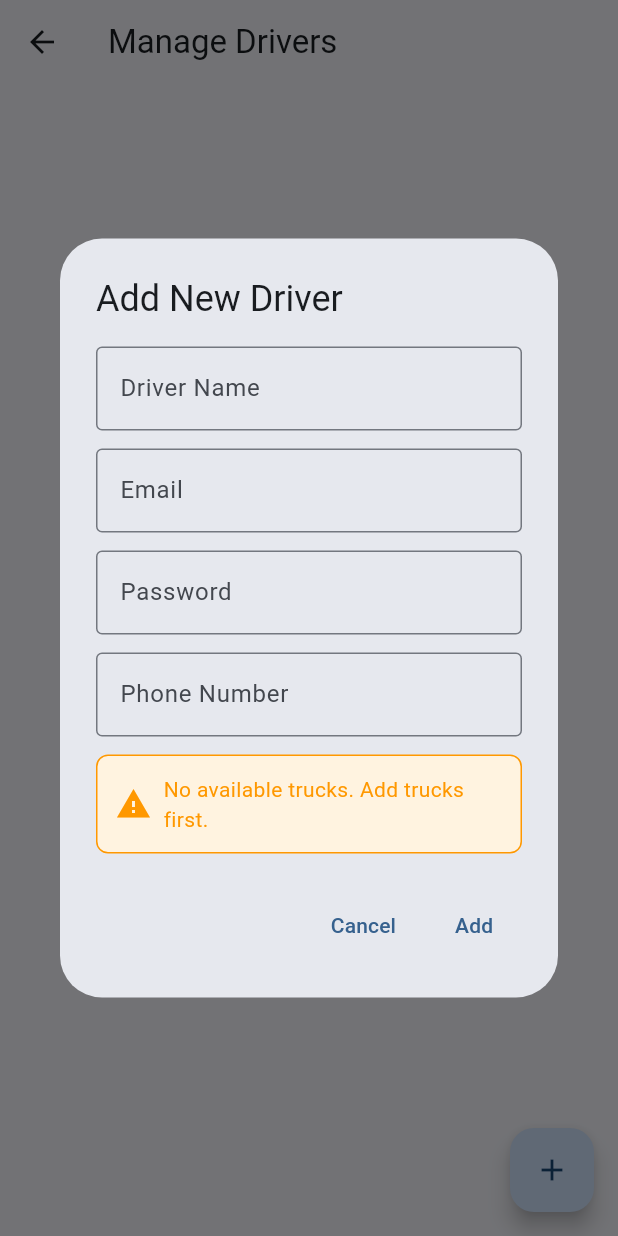
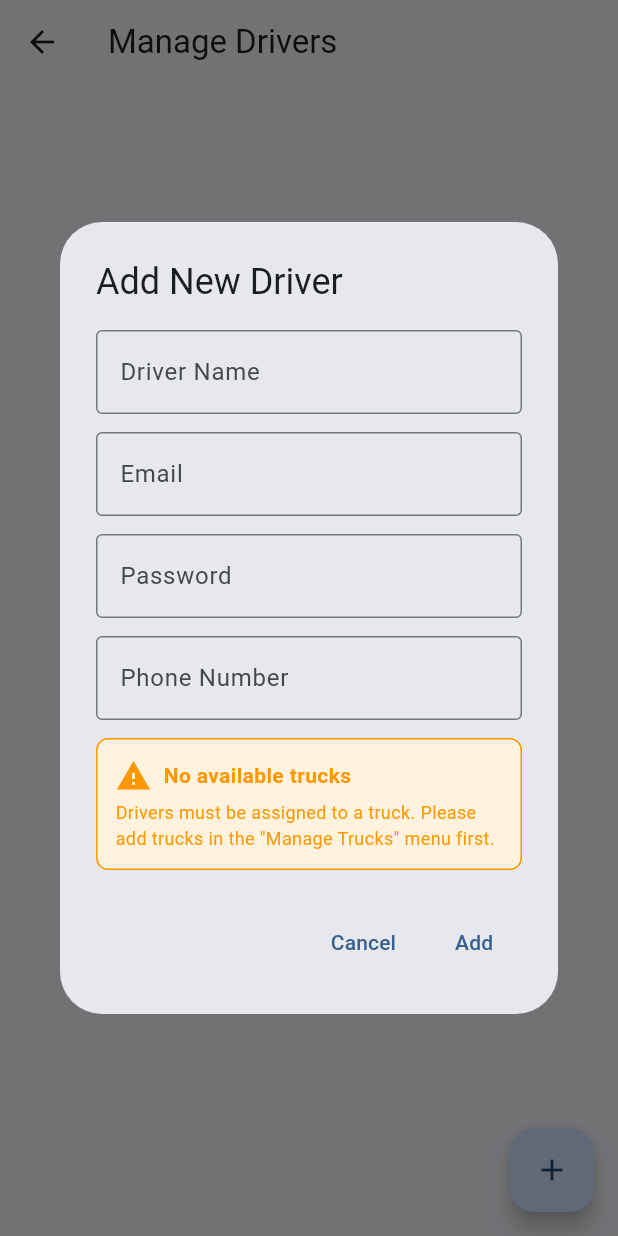
Before and after one commit to dukens11-create/gud, a Flutter app: the ManageDriversScreen screen opened by its route, after a tap on the "add" icon, on a phone screen of 412 x 824 dp. Run offline on Flutter 3.47's test engine with Material 3 defaults, Android fonts, the phone set to English and light mode, and no system bars; our stand-ins replace cloud_firestore, csv, firebase_analytics, firebase_auth, firebase_core, firebase_crashlytics and 13 more; missing offline and left inert: firebase_app_check; accounts and stored records are empty.

Commit message:
Address code review feedback: improve query efficiency, extract constants, and clarify error messages
Co-authored-by: dukens11-create <249652828+dukens11-create@users.noreply.github.com>

```diff
--- a/lib/screens/admin/maintenance_tracking_screen.dart
+++ b/lib/screens/admin/maintenance_tracking_screen.dart
@@ -553,7 +553,7 @@ class _MaintenanceTrackingScreenState extends State<MaintenanceTrackingScreen>
         }
 
         await _service.addMaintenanceRecord(
-          driverId: truck.assignedDriverId ?? '', // Driver ID from truck assignment
+          driverId: truck.assignedDriverId ?? '', // Driver ID from truck assignment, empty if unassigned
           truckNumber: truck.truckNumber,
           maintenanceType: result['type'],
           serviceDate: result['serviceDate'],
--- a/lib/screens/admin/manage_drivers_screen.dart
+++ b/lib/screens/admin/manage_drivers_screen.dart
@@ -95,14 +95,30 @@ class _ManageDriversScreenState extends State<ManageDriversScreen> {
                           borderRadius: BorderRadius.circular(8),
                           border: Border.all(color: Colors.orange),
                         ),
-                        child: const Row(
+                        child: const Column(
+                          mainAxisSize: MainAxisSize.min,
                           children: [
-                            Icon(Icons.warning, color: Colors.orange),
-                            SizedBox(width: 8),
-                            Expanded(
-                              child: Text(
-                                'No available trucks. Add trucks first.',
-                                style: TextStyle(color: Colors.orange),
+                            Row(
+                              children: [
+                                Icon(Icons.warning, color: Colors.orange),
+                                SizedBox(width: 8),
+                                Expanded(
+                                  child: Text(
+                                    'No available trucks',
+                                    style: TextStyle(
+                                      color: Colors.orange,
+                                      fontWeight: FontWeight.bold,
+                                    ),
+                                  ),
+                                ),
+                              ],
+                            ),
+                            SizedBox(height: 4),
+                            Text(
+                              'Drivers must be assigned to a truck. Please add trucks in the "Manage Trucks" menu first.',
+                              style: TextStyle(
+                                color: Colors.orange,
+                                fontSize: 12,
                               ),
                             ),
                           ],
--- a/lib/screens/admin/manage_trucks_screen.dart
+++ b/lib/screens/admin/manage_trucks_screen.dart
@@ -18,6 +18,9 @@ class ManageTrucksScreen extends StatefulWidget {
   @override
   State<ManageTrucksScreen> createState() => _ManageTrucksScreenState();
 }
+
+/// Minimum year for truck manufacturing date
+const int _minTruckYear = 1990;
 
 class _ManageTrucksScreenState extends State<ManageTrucksScreen> {
   final _truckService = TruckService();
@@ -335,7 +338,7 @@ class _ManageTrucksScreenState extends State<ManageTrucksScreen> {
                     border: OutlineInputBorder(),
                   ),
                   items: List.generate(
-                    DateTime.now().year - 1990 + 1,
+                    DateTime.now().year - _minTruckYear + 1,
                     (index) {
                       final year = DateTime.now().year - index;
                       return DropdownMenuItem(
--- a/lib/services/truck_service.dart
+++ b/lib/services/truck_service.dart
@@ -103,7 +103,7 @@ class TruckService {
     var query = _db.collection('trucks').orderBy('truckNumber');
 
     if (!includeInactive) {
-      query = query.where('status', whereNotIn: ['inactive']);
+      query = query.where('status', isNotEqualTo: 'inactive');
     }
 
     return query.snapshots().map((snapshot) =>
```
